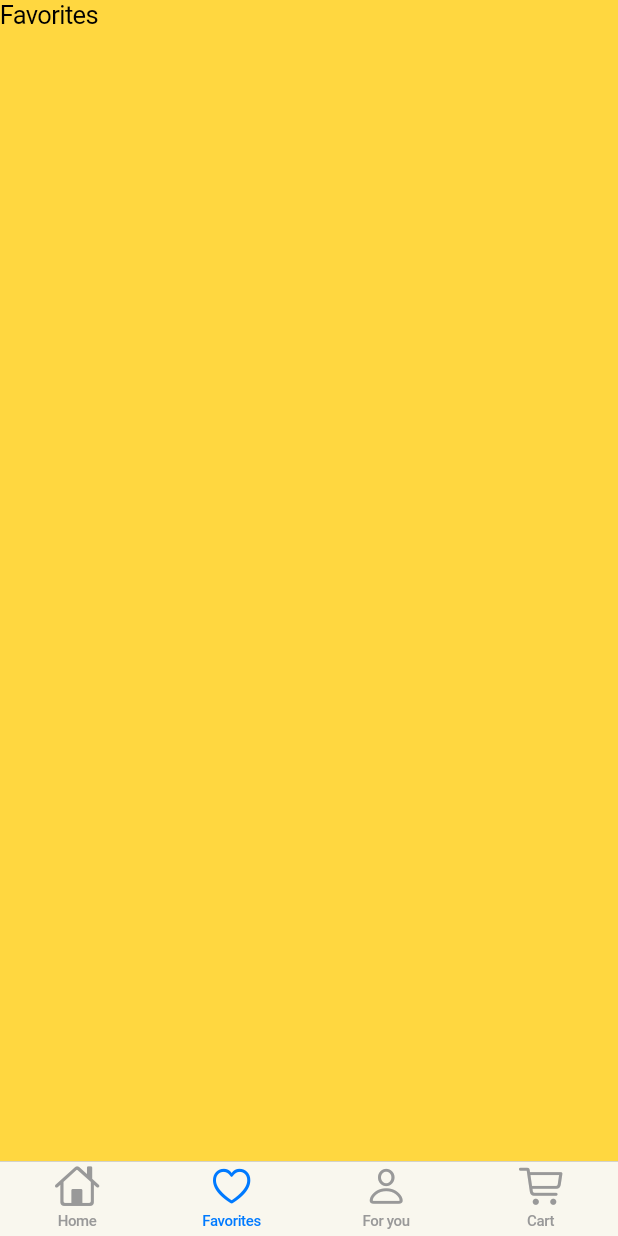
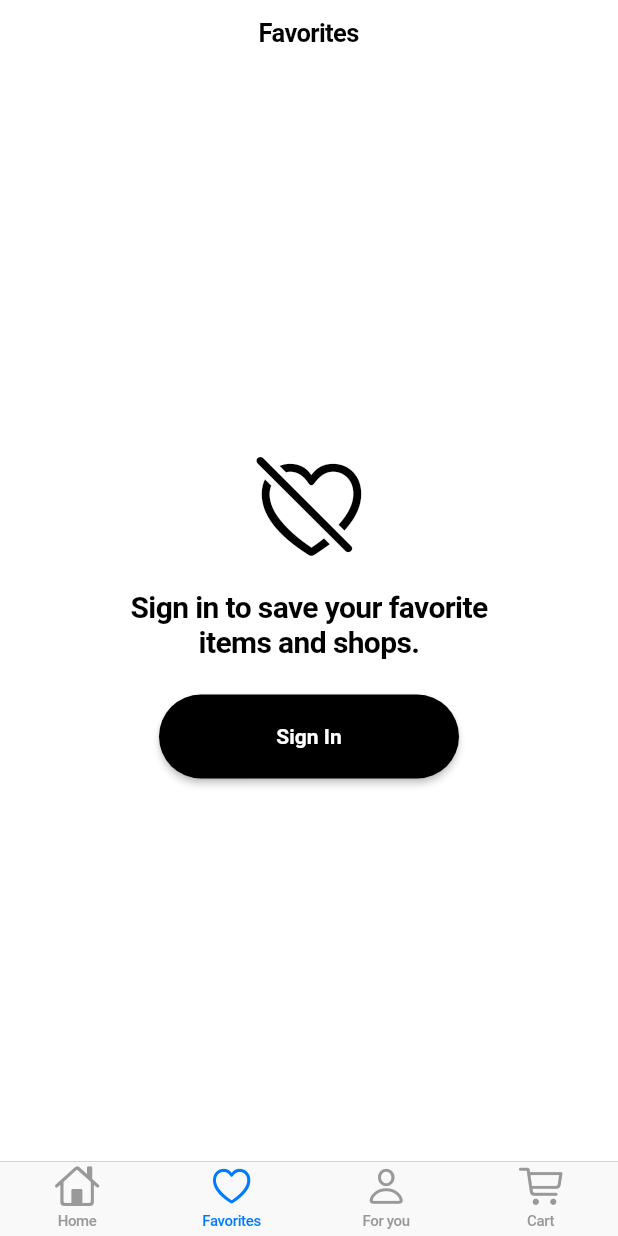
Before and after one commit to amha/my_ios_app, a Flutter app: the ShopHome screen opened directly, item 2 of the bottom bar chosen, on a phone screen of 412 x 824 dp. Run offline on Flutter 3.47's test engine with Material 2 defaults, Android fonts, the phone set to English and light mode, and no system bars; our stand-ins replace carousel_slider.

Commit message:
Added default state to 'Favorites' and 'Cart' tabs.

```diff
--- a/lib/views/shop/shop_home.dart
+++ b/lib/views/shop/shop_home.dart
@@ -391,9 +391,49 @@ class _ShopHomeState extends State<ShopHome> {
     CupertinoTabView(
       builder: (BuildContext context) {
         return CupertinoPageScaffold(
-          backgroundColor: Colors.amberAccent,
           child: Container(
-            child: Text('Favorites'),
+            width: MediaQuery.of(context).size.width,
+            height: MediaQuery.of(context).size.height,
+            child: Column(
+              mainAxisAlignment: MainAxisAlignment.center,
+              children: [
+                Padding(
+                  padding: EdgeInsets.all(8),
+                  child: Icon(
+                    CupertinoIcons.heart_slash,
+                    color: Colors.black,
+                    size: 80,
+                  ),
+                ),
+                Padding(
+                    padding: EdgeInsets.symmetric(horizontal: 64, vertical: 8),
+                    child: Text(
+                      'Sign in to save your favorite items and shops.',
+                      style:
+                          TextStyle(fontWeight: FontWeight.bold, fontSize: 20),
+                      textAlign: TextAlign.center,
+                    )),
+                Container(
+                  margin: EdgeInsets.symmetric(vertical: 16),
+                  height: 56,
+                  width: 200,
+                  child: RaisedButton(
+                    onPressed: () {},
+                    color: Colors.black,
+                    shape: RoundedRectangleBorder(
+                        borderRadius: BorderRadius.all(Radius.circular(30))),
+                    child: Text(
+                      'Sign In',
+                      style: TextStyle(
+                          color: Colors.white, fontWeight: FontWeight.bold),
+                    ),
+                  ),
+                )
+              ],
+            ),
+          ),
+          navigationBar: CupertinoNavigationBar(
+            middle: Text('Favorites'),
           ),
         );
       },
@@ -401,7 +441,9 @@ class _ShopHomeState extends State<ShopHome> {
     CupertinoTabView(
       builder: (BuildContext context) {
         return CupertinoPageScaffold(
-          backgroundColor: Colors.pinkAccent,
+          navigationBar: CupertinoNavigationBar(
+            middle: Text('You'),
+          ),
           child: Container(
             width: MediaQuery.of(context).size.width,
             height: MediaQuery.of(context).size.height,
@@ -415,9 +457,54 @@ class _ShopHomeState extends State<ShopHome> {
     CupertinoTabView(
       builder: (BuildContext context) {
         return CupertinoPageScaffold(
-          backgroundColor: Colors.blueAccent,
+          navigationBar: CupertinoNavigationBar(
+            middle: Text('Cart'),
+          ),
           child: Container(
-            child: Text('Profile'),
+            width: MediaQuery.of(context).size.width,
+            height: MediaQuery.of(context).size.height,
+            child: Column(
+              mainAxisAlignment: MainAxisAlignment.center,
+              children: [
+                Padding(
+                  padding: EdgeInsets.all(8),
+                  child: Icon(
+                    CupertinoIcons.cart,
+                    color: Colors.black,
+                    size: 80,
+                  ),
+                ),
+                Padding(
+                    padding: EdgeInsets.all(8),
+                    child: Text(
+                      'You \'shopping cart is empty',
+                      style:
+                          TextStyle(fontWeight: FontWeight.bold, fontSize: 20),
+                    )),
+                Padding(
+                    padding: EdgeInsets.all(8),
+                    child: Text(
+                      'Looking for ideas?',
+                      style: TextStyle(fontWeight: FontWeight.normal),
+                    )),
+                Container(
+                  margin: EdgeInsets.symmetric(vertical: 16),
+                  height: 56,
+                  width: 200,
+                  child: RaisedButton(
+                    onPressed: () {},
+                    color: Colors.black,
+                    shape: RoundedRectangleBorder(
+                        borderRadius: BorderRadius.all(Radius.circular(30))),
+                    child: Text(
+                      'See what\' trending',
+                      style: TextStyle(
+                          color: Colors.white, fontWeight: FontWeight.bold),
+                    ),
+                  ),
+                )
+              ],
+            ),
           ),
         );
       },
```
